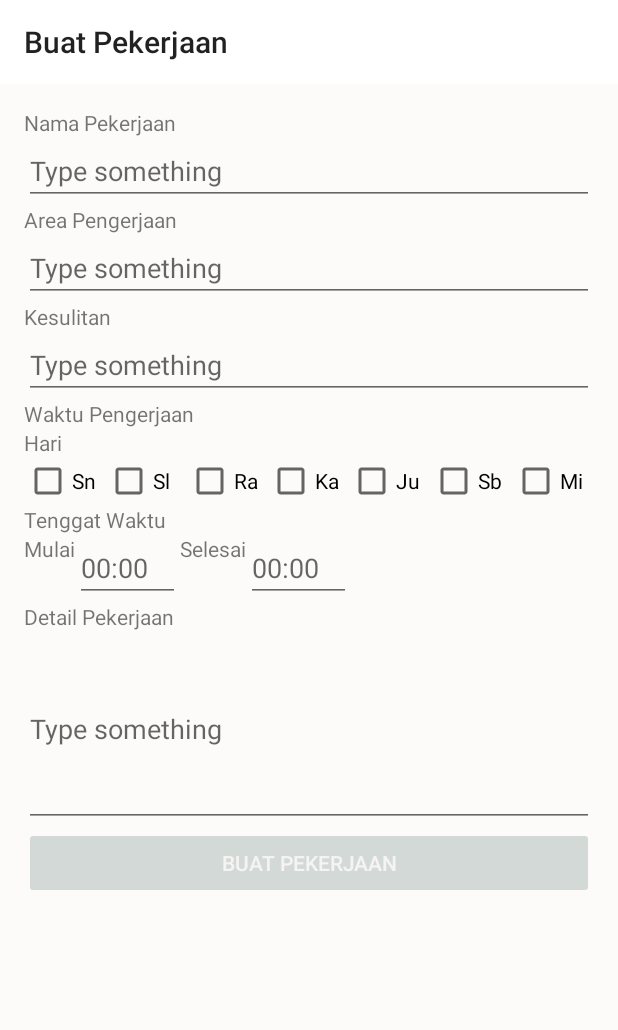
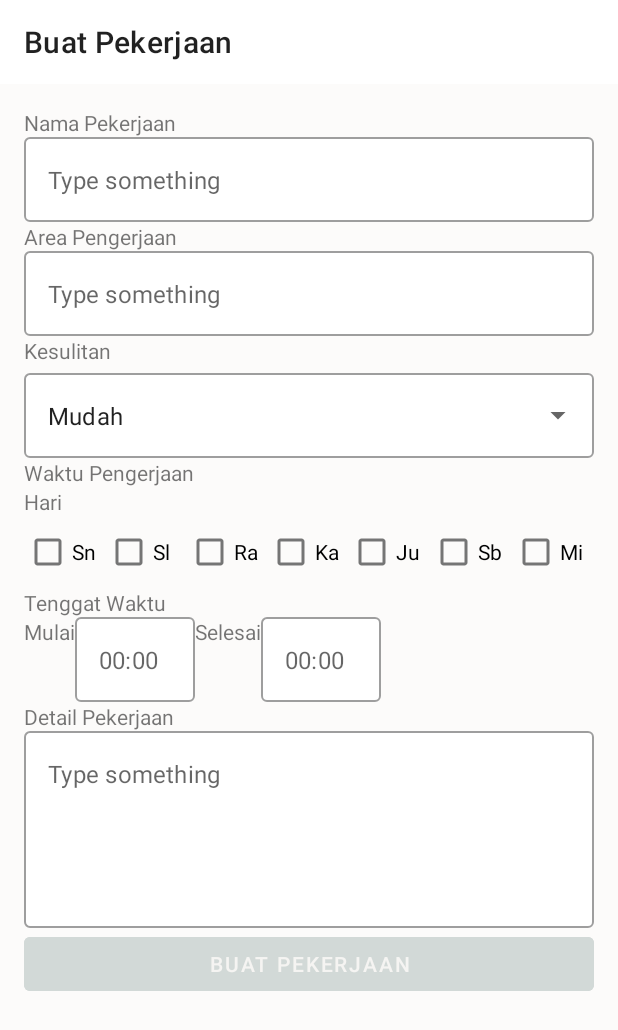
Before and after one commit to adravel/CapstoneHabitApp, an Android app: the TaskCreationFragment screen opened through its navigation route, on a phone screen of 412 x 824 dp. Shown: the top 1030 px of the screen. Run offline under Robolectric (Android 15) with nearby library versions, the phone set to English and light mode, and no system bars; our stand-ins replace Firebase (no records; nobody signed in at launch, a user with empty details on screens opened directly).

Commit message:
Update task creation page UI

```diff
--- a/app/src/main/AndroidManifest.xml
+++ b/app/src/main/AndroidManifest.xml
@@ -8,7 +8,7 @@
         android:label="@string/app_name"
         android:roundIcon="@mipmap/ic_launcher_round"
         android:supportsRtl="true"
-        android:theme="@style/Theme.AppCompat.Light.NoActionBar">
+        android:theme="@style/Theme.MaterialComponents.Light.NoActionBar">
         <activity
             android:name=".ui.MainActivity"
             android:exported="true">
--- a/app/src/main/java/com/example/capstonehabitapp/ui/TaskCreationFragment.kt
+++ b/app/src/main/java/com/example/capstonehabitapp/ui/TaskCreationFragment.kt
@@ -6,6 +6,7 @@ import android.text.TextWatcher
 import android.view.LayoutInflater
 import android.view.View
 import android.view.ViewGroup
+import android.widget.ArrayAdapter
 import androidx.fragment.app.Fragment
 import androidx.lifecycle.ViewModelProvider
 import androidx.navigation.findNavController
@@ -20,10 +21,21 @@ class TaskCreationFragment : Fragment() {
 
     private lateinit var viewModel: TaskCreationViewModel
 
+    override fun onResume() {
+        super.onResume()
+
+        // Set array adapter for difficulty drop-down menu
+        val difficulties = resources.getStringArray(R.array.difficulties)
+        val arrayAdapter = ArrayAdapter(requireContext(), R.layout.item_dropdown, difficulties)
+        binding.difficultyAutoCompleteTextView.setAdapter(arrayAdapter)
+    }
+
     override fun onCreateView(
         inflater: LayoutInflater, container: ViewGroup?,
         savedInstanceState: Bundle?
     ): View {
+        // Inflate the layout for this fragment
+        _binding = FragmentTaskCreationBinding.inflate(inflater, container, false)
 
         // Set toolbar title
         activity?.title = getString(R.string.create_task)
@@ -31,7 +43,6 @@ class TaskCreationFragment : Fragment() {
         // Initialize the ViewModel
         viewModel = ViewModelProvider(this)[TaskCreationViewModel::class.java]
 
-        _binding = FragmentTaskCreationBinding.inflate(inflater, container, false)
         return binding.root
     }
 
@@ -43,13 +54,13 @@ class TaskCreationFragment : Fragment() {
             createTaskButton.isEnabled = false
 
             // Set TextChangedListener for task title, area, and difficulty EditTexts
-            val editTexts = listOf(taskTitleEditText, taskAreaEditText, taskDifficultyEditText)
+            val editTexts = listOf(titleEditText, areaEditText, difficultyAutoCompleteTextView)
             for (editText in editTexts) {
                 editText.addTextChangedListener(object : TextWatcher {
                     override fun onTextChanged(s: CharSequence, start: Int, before: Int, count: Int) {
-                        val et1 = taskTitleEditText.text.toString().trim()
-                        val et2 = taskAreaEditText.text.toString().trim()
-                        val et3 = taskDifficultyEditText.text.toString().trim()
+                        val et1 = titleEditText.text.toString().trim()
+                        val et2 = areaEditText.text.toString().trim()
+                        val et3 = difficultyAutoCompleteTextView.text.toString().trim()
 
                         // Enable button if the EditTexts is not empty
                         createTaskButton.isEnabled = et1.isNotEmpty()
@@ -63,12 +74,12 @@ class TaskCreationFragment : Fragment() {
             }
 
             createTaskButton.setOnClickListener {
-                val title = taskTitleEditText.text.toString()
-                val area = taskAreaEditText.text.toString()
-                val difficulty = taskDifficultyEditText.text.toString().toInt()
-                val startTimeLimit = taskStartTimeLimitEditText.text.toString()
-                val finishTimeLimit = taskFinishTimeLimitEditText.text.toString()
-                val detail = taskDetailEditText.text.toString()
+                val title = titleEditText.text.toString()
+                val area = areaEditText.text.toString()
+                val difficulty = viewModel.getDifficultyInt(difficultyAutoCompleteTextView.text.toString())
+                val startTimeLimit = startTimeLimitEditText.text.toString()
+                val finishTimeLimit = finishTimeLimitEditText.text.toString()
+                val detail = detailEditText.text.toString()
 
                 // add new task data to Firestore and get the ID
                 val id = viewModel.addTaskToFirebase(title, area, difficulty, startTimeLimit, finishTimeLimit, detail)
--- a/app/src/main/java/com/example/capstonehabitapp/viewmodel/TaskCreationViewModel.kt
+++ b/app/src/main/java/com/example/capstonehabitapp/viewmodel/TaskCreationViewModel.kt
@@ -14,6 +14,16 @@ import java.lang.Exception
 class TaskCreationViewModel: ViewModel() {
     private val testParentId = "2p8at5eicReHAP1P4zDu"
     private val parentDocRef = Firebase.firestore.collection("parents").document(testParentId)
+
+    // Get difficulty as integer
+    fun getDifficultyInt(difficulty: String): Int {
+        return when (difficulty) {
+            "Mudah" -> 0
+            "Sedang" -> 1
+            "Sulit" -> 2
+            else -> 0
+        }
+    }
 
     // Add new task to Firestore and return its ID
     fun addTaskToFirebase(
--- a/app/src/main/res/layout/fragment_task_creation.xml
+++ b/app/src/main/res/layout/fragment_task_creation.xml
@@ -1,75 +1,105 @@
 <?xml version="1.0" encoding="utf-8"?>
-<androidx.constraintlayout.widget.ConstraintLayout
-    xmlns:android="http://schemas.android.com/apk/res/android"
+<ScrollView xmlns:android="http://schemas.android.com/apk/res/android"
     xmlns:app="http://schemas.android.com/apk/res-auto"
     xmlns:tools="http://schemas.android.com/tools"
     android:layout_width="match_parent"
     android:layout_height="match_parent"
-    android:padding="16dp"
+    android:fillViewport="true"
     android:background="@color/light_4"
     tools:context=".ui.TaskCreationFragment">
 
+    <androidx.constraintlayout.widget.ConstraintLayout
+        android:layout_width="match_parent"
+        android:layout_height="wrap_content"
+        android:padding="16dp">
+
         <TextView
-        android:id="@+id/task_title_text"
+            android:id="@+id/title_text"
             android:layout_width="wrap_content"
             android:layout_height="wrap_content"
             android:text="@string/task_title"
             app:layout_constraintStart_toStartOf="parent"
             app:layout_constraintTop_toTopOf="parent" />
 
-    <EditText
-        android:id="@+id/task_title_edit_text"
+        <com.google.android.material.textfield.TextInputLayout
+            style="@style/Widget.MaterialComponents.TextInputLayout.OutlinedBox"
+            android:id="@+id/title_text_input_layout"
             android:layout_width="0dp"
             android:layout_height="wrap_content"
-        android:inputType="text"
-        android:hint="Type something"
+            app:hintEnabled="false"
+            app:boxBackgroundColor="@color/white"
             app:layout_constraintEnd_toEndOf="parent"
             app:layout_constraintStart_toStartOf="parent"
-        app:layout_constraintTop_toBottomOf="@+id/task_title_text" />
+            app:layout_constraintTop_toBottomOf="@+id/title_text">
+
+            <com.google.android.material.textfield.TextInputEditText
+                android:id="@+id/title_edit_text"
+                android:layout_width="match_parent"
+                android:layout_height="match_parent"
+                android:inputType="text"
+                android:hint="@string/hint_text" />
+        </com.google.android.material.textfield.TextInputLayout>
 
         <TextView
-        android:id="@+id/task_area_text"
+            android:id="@+id/area_text"
             android:layout_width="wrap_content"
             android:layout_height="wrap_content"
             android:text="@string/task_area"
             app:layout_constraintStart_toStartOf="parent"
-        app:layout_constraintTop_toBottomOf="@+id/task_title_edit_text" />
+            app:layout_constraintTop_toBottomOf="@+id/title_text_input_layout" />
 
-    <EditText
-        android:id="@+id/task_area_edit_text"
+        <com.google.android.material.textfield.TextInputLayout
+            style="@style/Widget.MaterialComponents.TextInputLayout.OutlinedBox"
+            android:id="@+id/area_text_input_layout"
             android:layout_width="0dp"
             android:layout_height="wrap_content"
-        android:inputType="text"
-        android:hint="Type something"
+            app:hintEnabled="false"
+            app:boxBackgroundColor="@color/white"
             app:layout_constraintEnd_toEndOf="parent"
             app:layout_constraintStart_toStartOf="parent"
-        app:layout_constraintTop_toBottomOf="@+id/task_area_text" />
+            app:layout_constraintTop_toBottomOf="@+id/area_text">
+
+            <com.google.android.material.textfield.TextInputEditText
+                android:id="@+id/area_edit_text"
+                android:layout_width="match_parent"
+                android:layout_height="match_parent"
+                android:inputType="text"
+                android:hint="@string/hint_text" />
+        </com.google.android.material.textfield.TextInputLayout>
 
         <TextView
-        android:id="@+id/task_difficulty_text"
+            android:id="@+id/difficulty_text"
             android:layout_width="wrap_content"
             android:layout_height="wrap_content"
             android:text="@string/task_difficulty"
             app:layout_constraintStart_toStartOf="parent"
-        app:layout_constraintTop_toBottomOf="@+id/task_area_edit_text" />
+            app:layout_constraintTop_toBottomOf="@+id/area_text_input_layout" />
 
-    <EditText
-        android:id="@+id/task_difficulty_edit_text"
+        <com.google.android.material.textfield.TextInputLayout
+            style="@style/Widget.MaterialComponents.TextInputLayout.OutlinedBox.ExposedDropdownMenu"
+            android:id="@+id/difficulty_text_input_layout"
             android:layout_width="0dp"
             android:layout_height="wrap_content"
-        android:inputType="number"
-        android:hint="Type something"
+            app:boxBackgroundColor="@color/white"
             app:layout_constraintEnd_toEndOf="parent"
             app:layout_constraintStart_toStartOf="parent"
-        app:layout_constraintTop_toBottomOf="@+id/task_difficulty_text" />
+            app:layout_constraintTop_toBottomOf="@+id/difficulty_text">
+
+            <AutoCompleteTextView
+                android:id="@+id/difficulty_auto_complete_text_view"
+                android:layout_width="match_parent"
+                android:layout_height="match_parent"
+                android:inputType="none"
+                android:text="@string/task_difficulty_0"/>
+        </com.google.android.material.textfield.TextInputLayout>
 
         <TextView
-        android:id="@+id/task_time_text"
+            android:id="@+id/time_text"
             android:layout_width="wrap_content"
             android:layout_height="wrap_content"
             android:text="@string/task_time"
             app:layout_constraintStart_toStartOf="parent"
-        app:layout_constraintTop_toBottomOf="@+id/task_difficulty_edit_text" />
+            app:layout_constraintTop_toBottomOf="@+id/difficulty_text_input_layout" />
 
         <TextView
             android:id="@+id/day_text"
@@ -77,10 +107,10 @@
             android:layout_height="wrap_content"
             android:text="@string/day"
             app:layout_constraintStart_toStartOf="parent"
-        app:layout_constraintTop_toBottomOf="@+id/task_time_text" />
+            app:layout_constraintTop_toBottomOf="@+id/time_text" />
 
         <LinearLayout
-        android:id="@+id/day_layout"
+            android:id="@+id/day_linear_layout"
             android:layout_width="0dp"
             android:layout_height="wrap_content"
             android:orientation="horizontal"
@@ -136,16 +166,15 @@
                 android:layout_width="0dp"
                 android:layout_height="wrap_content"
                 android:text="Mi" />
-
         </LinearLayout>
 
         <TextView
-        android:id="@+id/task_time_limit_text"
+            android:id="@+id/time_limit_text"
             android:layout_width="wrap_content"
             android:layout_height="wrap_content"
             android:text="@string/task_time_limit"
             app:layout_constraintStart_toStartOf="parent"
-        app:layout_constraintTop_toBottomOf="@+id/day_layout" />
+            app:layout_constraintTop_toBottomOf="@+id/day_linear_layout" />
 
         <TextView
             android:id="@+id/start_text"
@@ -153,52 +182,80 @@
             android:layout_height="wrap_content"
             android:text="@string/start"
             app:layout_constraintStart_toStartOf="parent"
-        app:layout_constraintTop_toBottomOf="@+id/task_time_limit_text" />
+            app:layout_constraintTop_toBottomOf="@+id/time_limit_text" />
 
-    <EditText
-        android:id="@+id/task_start_time_limit_edit_text"
-        android:layout_width="70dp"
+        <com.google.android.material.textfield.TextInputLayout
+            android:id="@+id/start_time_text_input_layout"
+            style="@style/Widget.MaterialComponents.TextInputLayout.OutlinedBox"
+            android:layout_width="80dp"
             android:layout_height="wrap_content"
-        android:hint="00:00"
+            app:hintEnabled="false"
+            app:boxBackgroundColor="@color/white"
+            app:layout_constraintStart_toEndOf="@+id/start_text"
+            app:layout_constraintTop_toBottomOf="@+id/time_limit_text">
+
+            <com.google.android.material.textfield.TextInputEditText
+                android:id="@+id/start_time_limit_edit_text"
+                android:layout_width="match_parent"
+                android:layout_height="match_parent"
                 android:inputType="text"
-        app:layout_constraintStart_toEndOf="@+id/start_text"
-        app:layout_constraintTop_toBottomOf="@+id/task_time_limit_text" />
+                android:hint="@string/hint_time" />
+        </com.google.android.material.textfield.TextInputLayout>
 
         <TextView
             android:id="@+id/finish_text"
             android:layout_width="wrap_content"
             android:layout_height="wrap_content"
             android:text="@string/finish"
-        app:layout_constraintStart_toEndOf="@+id/task_start_time_limit_edit_text"
-        app:layout_constraintTop_toBottomOf="@+id/task_time_limit_text" />
+            app:layout_constraintStart_toEndOf="@+id/start_time_text_input_layout"
+            app:layout_constraintTop_toBottomOf="@+id/time_limit_text" />
 
-    <EditText
-        android:id="@+id/task_finish_time_limit_edit_text"
-        android:layout_width="70dp"
+        <com.google.android.material.textfield.TextInputLayout
+            android:id="@+id/finish_time_limit_text_input_layout"
+            style="@style/Widget.MaterialComponents.TextInputLayout.OutlinedBox"
+            android:layout_width="80dp"
             android:layout_height="wrap_content"
-        android:hint="00:00"
+            app:hintEnabled="false"
+            app:boxBackgroundColor="@color/white"
+            app:layout_constraintStart_toEndOf="@+id/finish_text"
+            app:layout_constraintTop_toBottomOf="@+id/time_limit_text">
+
+            <com.google.android.material.textfield.TextInputEditText
+                android:id="@+id/finish_time_limit_edit_text"
+                android:layout_width="match_parent"
+                android:layout_height="match_parent"
                 android:inputType="text"
-        app:layout_constraintStart_toEndOf="@+id/finish_text"
-        app:layout_constraintTop_toBottomOf="@+id/task_time_limit_text" />
+                android:hint="@string/hint_time" />
+        </com.google.android.material.textfield.TextInputLayout>
 
         <TextView
-        android:id="@+id/task_detail_text"
+            android:id="@+id/detail_text"
             android:layout_width="wrap_content"
             android:layout_height="wrap_content"
             android:text="@string/task_detail"
             app:layout_constraintStart_toStartOf="parent"
-        app:layout_constraintTop_toBottomOf="@+id/task_start_time_limit_edit_text" />
+            app:layout_constraintTop_toBottomOf="@+id/start_time_text_input_layout" />
 
-    <EditText
-        android:id="@+id/task_detail_edit_text"
+        <com.google.android.material.textfield.TextInputLayout
+            style="@style/Widget.MaterialComponents.TextInputLayout.OutlinedBox"
+            android:id="@+id/detail_text_input_layout"
             android:layout_width="0dp"
             android:layout_height="wrap_content"
-        android:hint="Type something"
+            app:hintEnabled="false"
+            app:boxBackgroundColor="@color/white"
+            app:layout_constraintEnd_toEndOf="parent"
+            app:layout_constraintStart_toStartOf="parent"
+            app:layout_constraintTop_toBottomOf="@+id/detail_text">
+
+            <com.google.android.material.textfield.TextInputEditText
+                android:id="@+id/detail_edit_text"
+                android:layout_width="match_parent"
+                android:layout_height="match_parent"
                 android:inputType="text|textMultiLine"
                 android:lines="5"
-        app:layout_constraintEnd_toEndOf="parent"
-        app:layout_constraintStart_toStartOf="parent"
-        app:layout_constraintTop_toBottomOf="@+id/task_detail_text" />
+                android:gravity="top"
+                android:hint="@string/hint_text" />
+        </com.google.android.material.textfield.TextInputLayout>
 
         <Button
             android:id="@+id/create_task_button"
@@ -209,7 +266,7 @@
             android:textColor="@color/light_3"
             app:layout_constraintEnd_toEndOf="parent"
             app:layout_constraintStart_toStartOf="parent"
-        app:layout_constraintTop_toBottomOf="@+id/task_detail_edit_text" />
-
+            app:layout_constraintTop_toBottomOf="@+id/detail_text_input_layout" />
 
     </androidx.constraintlayout.widget.ConstraintLayout>
+</ScrollView>
--- /dev/null
+++ b/app/src/main/res/layout/item_dropdown.xml
@@ -0,0 +1,8 @@
+<?xml version="1.0" encoding="utf-8"?>
+<TextView
+    xmlns:android="http://schemas.android.com/apk/res/android"
+    android:id="@+id/textView"
+    android:layout_width="match_parent"
+    android:layout_height="wrap_content"
+    android:padding="16dp"
+    android:text="@string/task_difficulty_0" />
--- a/app/src/main/res/values/strings.xml
+++ b/app/src/main/res/values/strings.xml
@@ -44,6 +44,12 @@
     <string name="task_status_3_for_parent_role_with_child_name">[%1$s] Meminta Penilaian</string>
     <string name="task_status_3_for_child_role">Menunggu Penilaian</string>
     <string name="task_status_4">Sudah Dinilai</string>
+    <!-- Menu -->
+    <string-array name="difficulties">
+        <item>Mudah</item>
+        <item>Sedang</item>
+        <item>Sulit</item>
+    </string-array>
     <!-- UI Components -->
     <string name="task">Pekerjaan</string>
     <string name="tasks_need_grading">Pekerjaan yang belum dinilai</string>
@@ -82,4 +88,6 @@
     <string name="button_label_ask_for_grading">Minta Nilai</string>
     <string name="button_label_grade_task">Beri Nilai</string>
     <string name="button_label_create_task">Buat Pekerjaan</string>
+    <string name="hint_text">Type something</string>
+    <string name="hint_time">00:00</string>
 </resources>
```
Lines whose indentation alone changed are shown as unchanged.
